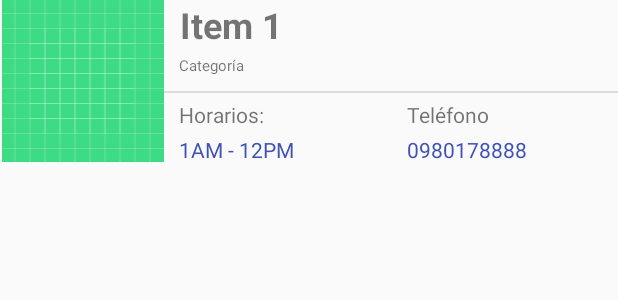
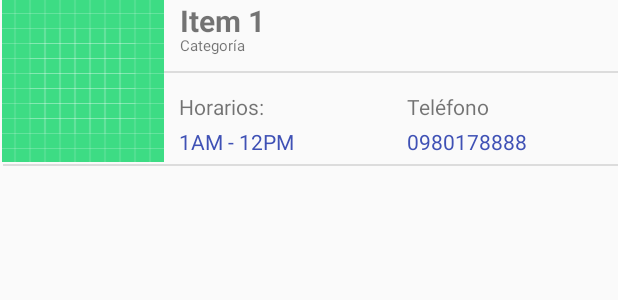
Before and after one commit to josecordero2016/Tarea03, an Android app: the layout lyt_items.xml on its own in the app's theme, with its tools: preview values and no code run, on a phone screen of 412 x 824 dp. Shown: the top 300 px of the screen. Run offline under Robolectric (Android 15) with nearby library versions, the phone set to English and light mode, and no system bars.

```diff
--- a/app/src/main/res/layout/lyt_items.xml
+++ b/app/src/main/res/layout/lyt_items.xml
@@ -80,7 +80,7 @@
         android:layout_marginStart="120dp"
         android:layout_weight="1"
         android:text="Item 1"
-        android:textSize="24sp"
+        android:textSize="20sp"
         android:textStyle="bold" />
 
     <TextView
@@ -90,9 +90,9 @@
         android:layout_below="@+id/lblNombre"
         android:layout_alignParentStart="true"
         android:layout_alignParentEnd="true"
-        android:layout_marginStart="119dp"
-        android:layout_marginTop="4dp"
-        android:layout_marginEnd="1dp"
+        android:layout_marginStart="120dp"
+        android:layout_marginTop="-4dp"
+        android:layout_marginEnd="0dp"
         android:layout_weight="1"
         android:text="Categoría"
         android:textSize="10sp" />
@@ -107,4 +107,16 @@
         android:layout_marginTop="10dp"
         android:background="?android:attr/listDivider" />
 
+    <View
+        android:id="@+id/divider2"
+        android:layout_width="wrap_content"
+        android:layout_height="1dp"
+        android:layout_below="@+id/lblCategoria"
+        android:layout_alignParentStart="true"
+        android:layout_alignParentEnd="true"
+        android:layout_marginStart="2dp"
+        android:layout_marginTop="72dp"
+        android:layout_marginEnd="-1dp"
+        android:background="?android:attr/listDivider" />
+
 </RelativeLayout>
```
Also changed, not shown: app/src/main/java/com/example/tarea03/MainActivity.java (+9 -11 lines), app/src/main/res/layout/activity_main.xml (+3 -13 lines).
